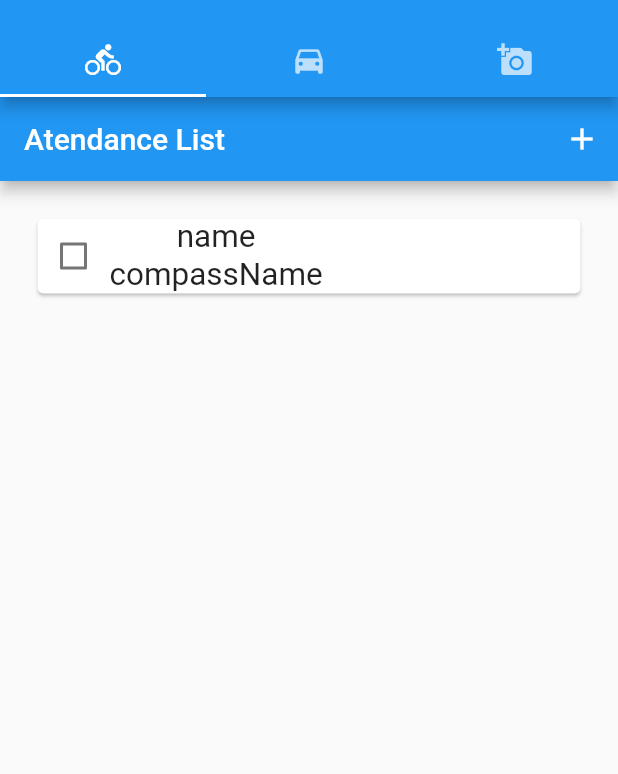
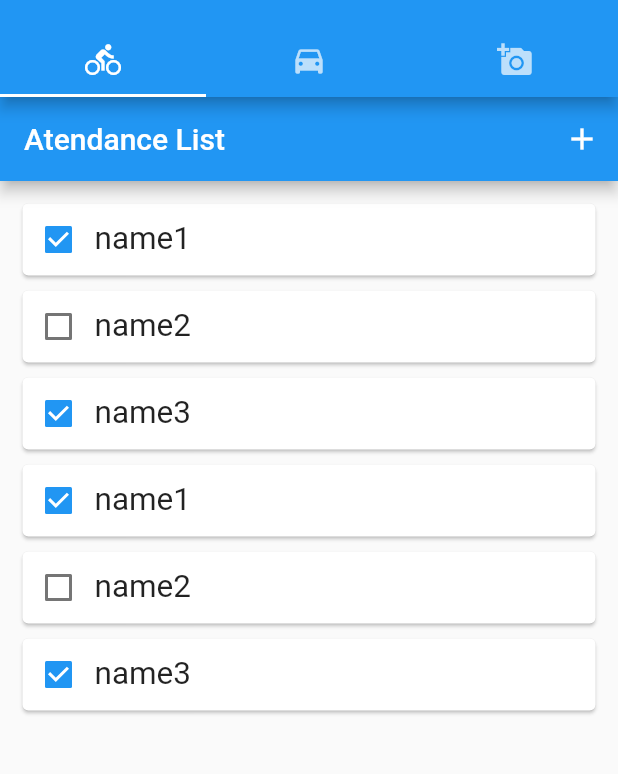
Before and after one commit to MasaruMiyamoto/atendance_record, a Flutter app: the screen it shows after launch, after a tap on the "add" icon, on a phone screen of 412 x 824 dp, the part 59-833 px from its top. Run offline on Flutter 3.47's test engine with Material 2 defaults, Android fonts, the phone set to English and light mode, and no system bars; missing offline and left inert: rapido.

Commit message:
ビューレイアウトを見直し、一旦保留

```diff
--- a/lib/atendanceView.dart
+++ b/lib/atendanceView.dart
@@ -8,7 +8,6 @@ class AtendanceView extends StatefulWidget {
 
   final String title;
 
-  //TODO 何をオーバーライトしてるの？
   @override
   _AtendanceViewState createState() => _AtendanceViewState();
 }
@@ -18,12 +17,11 @@ class _AtendanceViewState extends State<AtendanceView> {
   //出席者リスト
   List<Member> _atendanceList = new List<Member>();
 
-  //メンバーの設定
-  //最終的に画面で設定した出席者をリストに格納する。
-  Member _member = new Member("name", false, "compassName");
-
   @override
   Widget build(BuildContext context) {
+
+    //出席者リストの初期化
+    initAtendanceList();
 
     //土台の作成
     return Scaffold(
@@ -46,7 +44,8 @@ class _AtendanceViewState extends State<AtendanceView> {
               //出席者リストを更新
               print('button push');
               setState((){
-                _atendanceList.add(_member);
+                //TODO ユーザー追加画面を表示
+                  print('call button');
               });
             },
           ),
@@ -72,7 +71,7 @@ class _AtendanceViewState extends State<AtendanceView> {
    Card _createCard(int index){
     const _FONT_SCALE_SIZE  = 1.5;
     return Card(
-      margin: EdgeInsets.all(15.0),
+      margin: EdgeInsets.all(5.0),
       //カードの配置
       child: Row(
         children: <Widget>[
@@ -82,7 +81,6 @@ class _AtendanceViewState extends State<AtendanceView> {
           Column(
             children: <Widget>[
               Text(_atendanceList[index].name, textScaleFactor: _FONT_SCALE_SIZE),
-              Text(_atendanceList[index].conpassName, textScaleFactor: _FONT_SCALE_SIZE),
             ],
           ),
         ],
@@ -90,15 +88,10 @@ class _AtendanceViewState extends State<AtendanceView> {
     );
   }
 
-  //index番目の出席者情報を取得
-  ListTile _formatMenberInfo(int index) {
-    return ListTile(
-          title: Text(
-            "row num :" + index.toString() + " , "
-            + _atendanceList[index].name + " , "
-            + _atendanceList[index].conpassName
-          ),
-        );
+  void initAtendanceList(){
+    _atendanceList.add(new Member("name1", true, "compassName1"));
+    _atendanceList.add(new Member("name2", false, "compassName2"));
+    _atendanceList.add(new Member("name3", true, "compassName3"));
   }
 
   Checkbox _createAtendanceCheck(int index){
```
